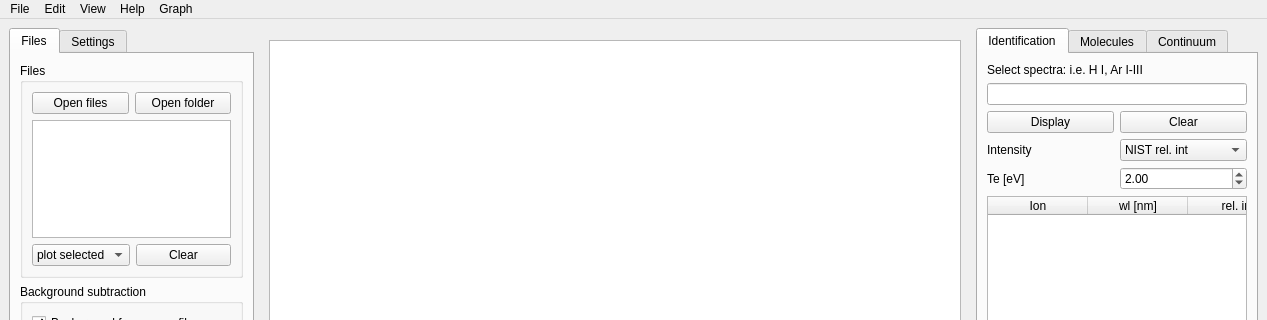
Qt form OES_toolbox/ui/main.ui (Julian-Held/OES-toolbox) before a commit; both pictures show x 0 to 1267 and y 0 to 320 of the 1267 by 683 pixel window.
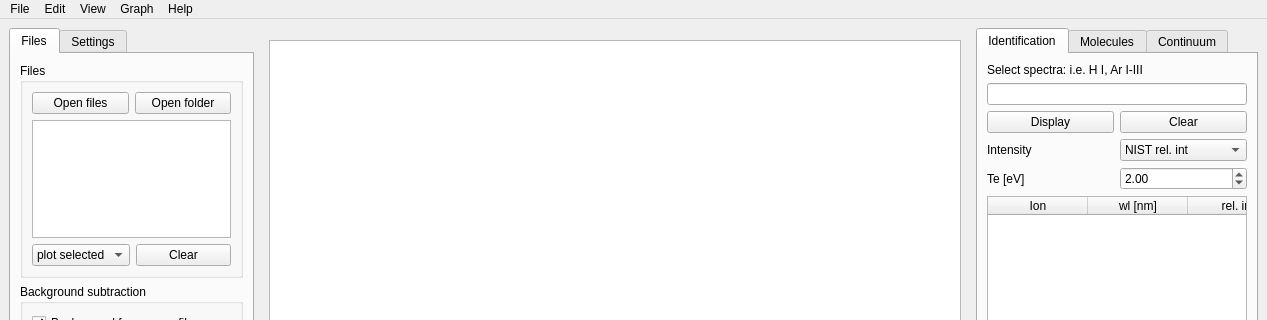
The same form after that commit. Icons and pictures are not drawn. Custom widgets are drawn as their Qt base class.

Commit message: Help menu is now doing things.

The edit to the form file:
```diff
--- a/OES_toolbox/ui/main.ui
+++ b/OES_toolbox/ui/main.ui
@@ -1397,7 +1397,7 @@
      <x>0</x>
      <y>0</y>
      <width>1267</width>
-     <height>22</height>
+     <height>21</height>
     </rect>
    </property>
    <widget class="QMenu" name="menuFile">
@@ -1457,8 +1457,8 @@
    <addaction name="menuFile"/>
    <addaction name="menuEdit"/>
    <addaction name="menuView"/>
-   <addaction name="menuAbout"/>
    <addaction name="menuGraph"/>
+   <addaction name="menuAbout"/>
   </widget>
   <widget class="QStatusBar" name="statusbar"/>
   <action name="actionOpenFolder">
```
The commit also changes 1 other file.
